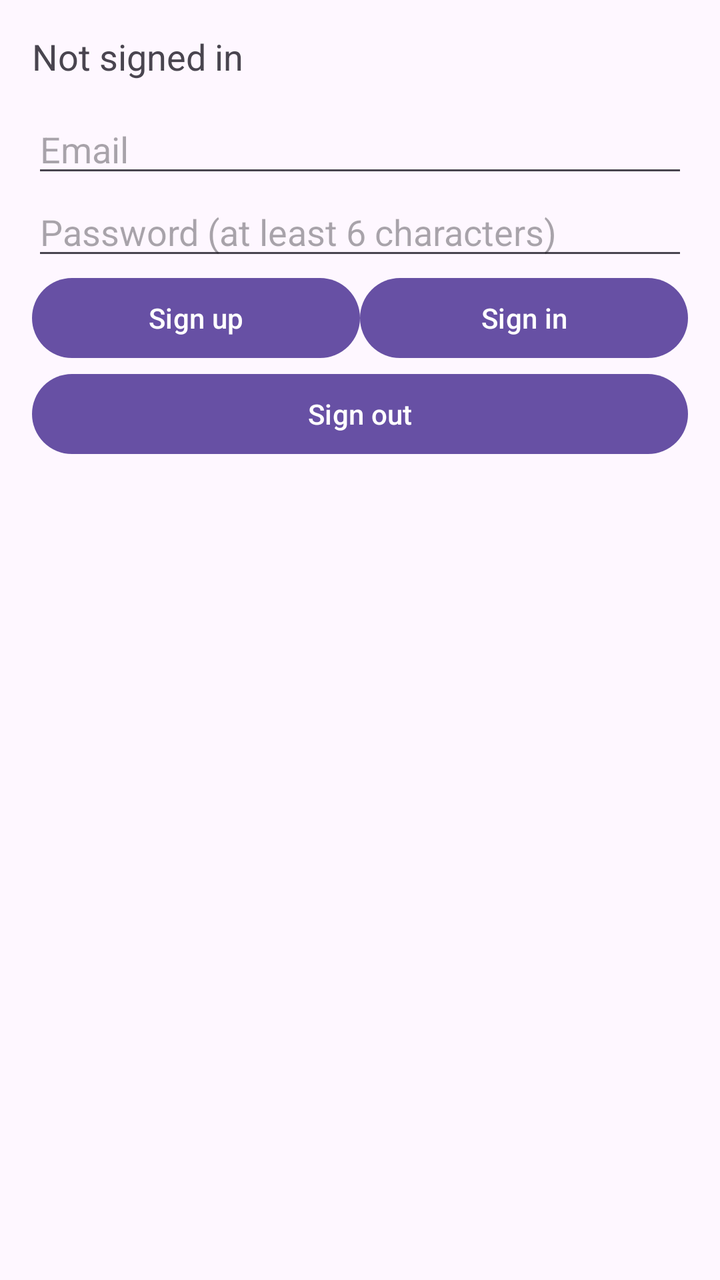
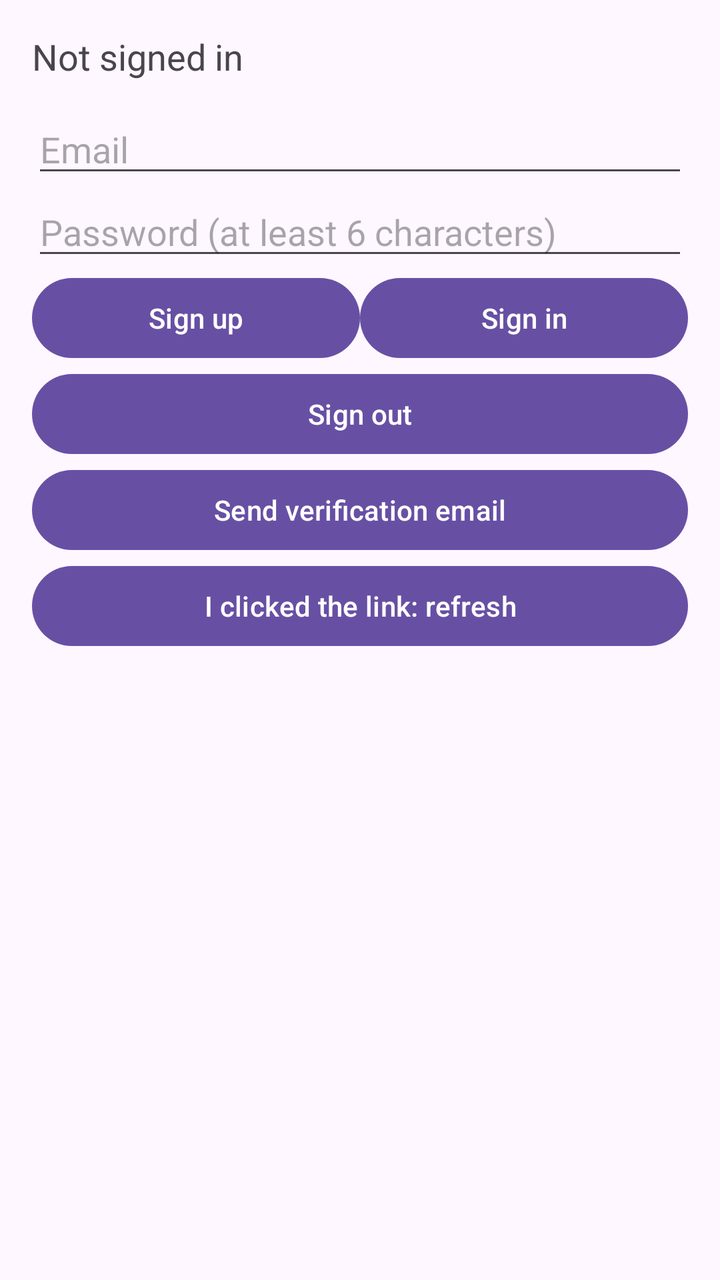

The first picture is an Android layout as it rendered before a commit; the second is the same layout after the commit. The layout source and the unified diff follow.
<!-- AndroidManifest.xml: application theme Theme.LifeLinkMesh -->
<!-- res/layout/activity_cloud.xml -->
<?xml version="1.0" encoding="utf-8"?>
<LinearLayout xmlns:android="http://schemas.android.com/apk/res/android"
    android:layout_width="match_parent"
    android:layout_height="match_parent"
    android:orientation="vertical"
    android:padding="16dp">

    <TextView
        android:id="@+id/txtCloudUser"
        android:layout_width="match_parent"
        android:layout_height="wrap_content"
        android:text="Not signed in"
        android:textSize="18sp" />

    <EditText
        android:id="@+id/editEmail"
        android:layout_width="match_parent"
        android:layout_height="wrap_content"
        android:layout_marginTop="12dp"
        android:hint="Email"
        android:inputType="textEmailAddress" />

    <EditText
        android:id="@+id/editPassword"
        android:layout_width="match_parent"
        android:layout_height="wrap_content"
        android:hint="Password (at least 6 characters)"
        android:inputType="textPassword" />

    <LinearLayout
        android:layout_width="match_parent"
        android:layout_height="wrap_content"
        android:baselineAligned="false"
        android:orientation="horizontal">

        <Button
            android:id="@+id/btnSignUp"
            android:layout_width="0dp"
            android:layout_height="wrap_content"
            android:layout_weight="1"
            android:text="Sign up" />

        <Button
            android:id="@+id/btnSignIn"
            android:layout_width="0dp"
            android:layout_height="wrap_content"
            android:layout_weight="1"
            android:text="Sign in" />
    </LinearLayout>

    <Button
        android:id="@+id/btnSignOut"
        android:layout_width="match_parent"
        android:layout_height="wrap_content"
        android:text="Sign out" />

    <TextView
        android:id="@+id/txtCloudStatus"
        android:layout_width="match_parent"
        android:layout_height="wrap_content"
        android:layout_marginTop="12dp"
        android:text="" />
</LinearLayout>
<!-- resources referenced by this layout -->
<resources>
  <style name="Theme.LifeLinkMesh" parent="Base.Theme.LifeLinkMesh" />
  <style name="Base.Theme.LifeLinkMesh" parent="Theme.Material3.DayNight.NoActionBar">
          
          
      </style>
</resources>

<!-- the commit's change to res/layout/activity_cloud.xml (unified diff, before → after) -->
@@ -54,6 +54,18 @@
         android:layout_height="wrap_content"
         android:text="Sign out" />
 
+    <Button
+        android:id="@+id/btnSendVerify"
+        android:layout_width="match_parent"
+        android:layout_height="wrap_content"
+        android:text="Send verification email" />
+
+    <Button
+        android:id="@+id/btnCheckVerified"
+        android:layout_width="match_parent"
+        android:layout_height="wrap_content"
+        android:text="I clicked the link: refresh" />
+
     <TextView
         android:id="@+id/txtCloudStatus"
         android:layout_width="match_parent"
